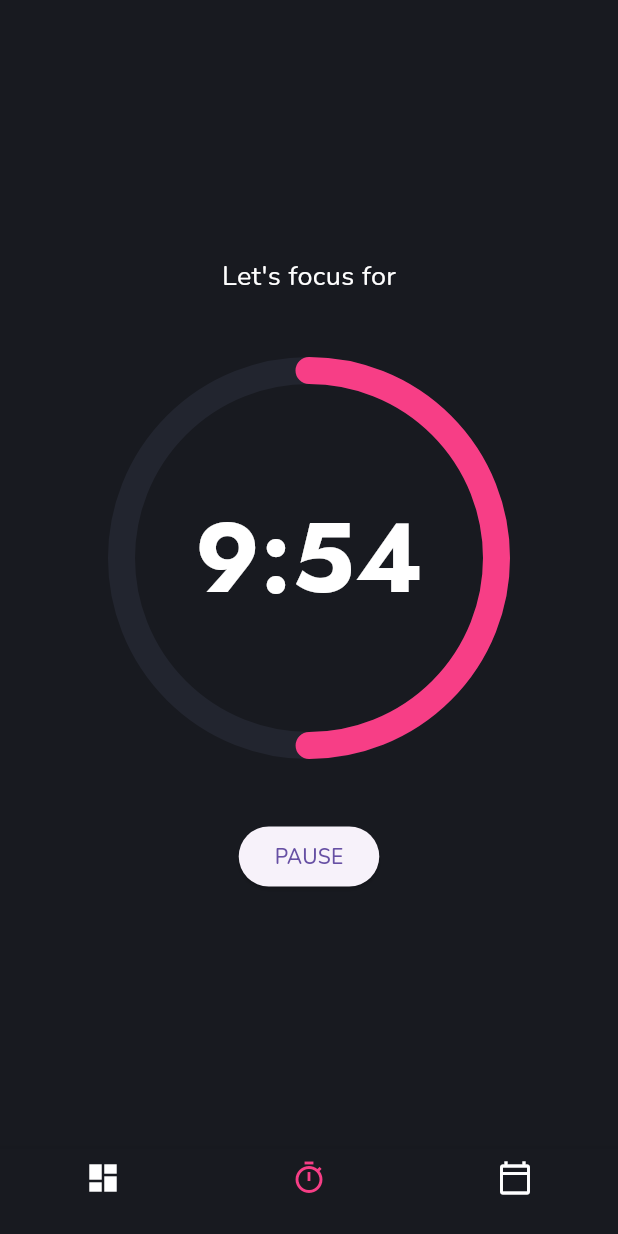
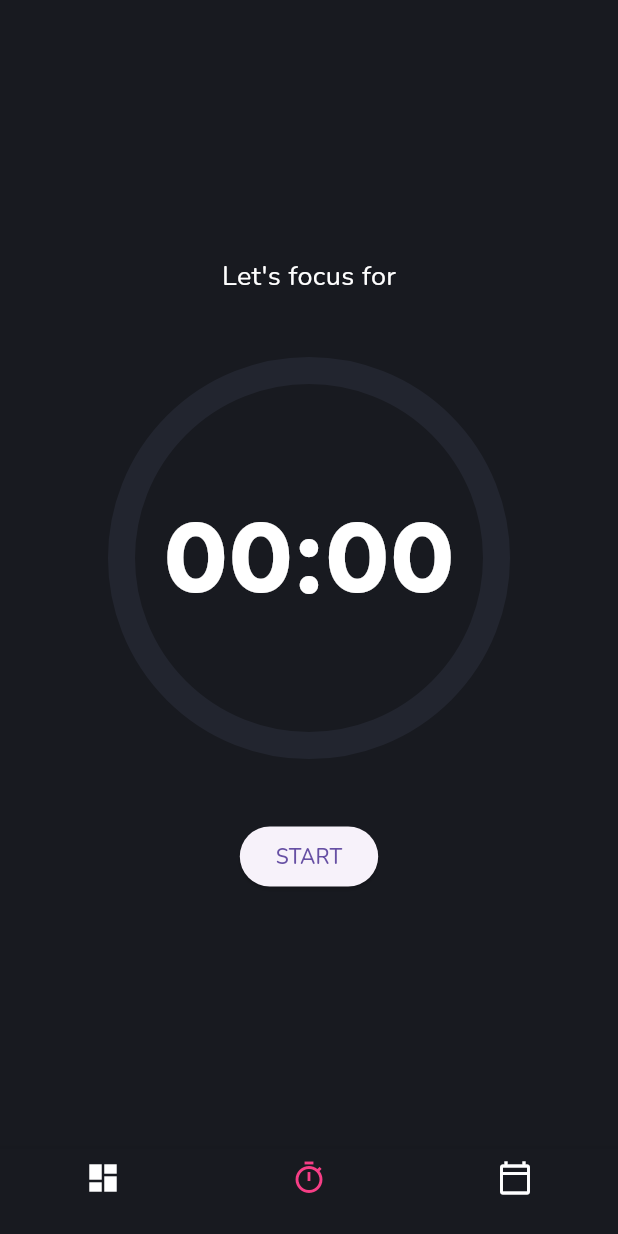
Before and after one commit to hardyh8/focus_manager, a Flutter app: the screen it shows after launch, item 2 of the bottom bar chosen, on a phone screen of 412 x 824 dp. Run offline on Flutter 3.47's test engine with Material 3 defaults, Android fonts, the light colour scheme and no system bars; our stand-ins replace equatable, fl_chart, flutter_bloc, google_fonts, syncfusion_flutter_calendar.

Commit message:
timer bloc

```diff
--- /dev/null
+++ b/lib/features/timer/domain/focus_timer/focus_timer_bloc.dart
@@ -0,0 +1,70 @@
+import 'dart:async';
+
+import 'package:equatable/equatable.dart';
+import 'package:flutter/material.dart';
+import 'package:flutter_bloc/flutter_bloc.dart';
+
+import '../ticker.dart';
+
+part 'focus_timer_event.dart';
+part 'focus_timer_state.dart';
+
+class FocusTimerBloc extends Bloc<FocusTimerEvent, FocusTimerState> {
+  final Ticker _ticker;
+  StreamSubscription<int>? _tickerSubscription;
+
+  FocusTimerBloc({required Ticker ticker})
+      : _ticker = ticker,
+        super(FocusTimerInitial()) {
+    on<TimerStartEvent>(_onStart);
+    on<TimerStopEvent>(_onStop);
+    on<TimerPauseEvent>(_onPause);
+    on<TimerResumeEvent>(_onResume);
+
+    on<TimerTickEvent>(_onTick);
+  }
+
+  void _onStart(TimerStartEvent event, Emitter<FocusTimerState> emit) async {
+    emit(FocusTimerStarted(event.duration));
+
+    _tickerSubscription?.cancel();
+    _tickerSubscription = _ticker
+        .tick(ticks: event.duration)
+        .listen((duration) => add(TimerTickEvent(duration, event.duration)));
+  }
+
+  void _onStop(TimerStopEvent event, Emitter<FocusTimerState> emit) {
+    _tickerSubscription?.cancel();
+    emit(FocusTimerInitial());
+  }
+
+  void _onPause(TimerPauseEvent event, Emitter<FocusTimerState> emit) {
+    if (state is FocusTimerRunning) {
+      _tickerSubscription?.pause();
+      var running = (state as FocusTimerRunning);
+      emit(FocusTimerPaused(running.remainingTime, running.totalTime));
+    }
+  }
+
+  void _onResume(TimerResumeEvent event, Emitter<FocusTimerState> emit) {
+    if (state is FocusTimerPaused) {
+      _tickerSubscription?.resume();
+      var paused = (state as FocusTimerPaused);
+      emit(FocusTimerRunning(paused.leftTime, paused.totalTime));
+    }
+  }
+
+  void _onTick(TimerTickEvent event, Emitter<FocusTimerState> emit) {
+    emit(
+      event.duration > 0
+          ? FocusTimerRunning(event.duration, event.totalTime)
+          : FocusTimerCompleted(),
+    );
+  }
+
+  @override
+  Future<void> close() {
+    _tickerSubscription?.cancel();
+    return super.close();
+  }
+}
--- /dev/null
+++ b/lib/features/timer/domain/focus_timer/focus_timer_event.dart
@@ -0,0 +1,27 @@
+part of 'focus_timer_bloc.dart';
+
+@immutable
+abstract class FocusTimerEvent extends Equatable {
+  @override
+  List<Object?> get props => [];
+}
+
+class TimerStartEvent extends FocusTimerEvent {
+  final int duration;
+  TimerStartEvent(this.duration);
+
+  @override
+  List<Object?> get props => [duration];
+}
+
+class TimerStopEvent extends FocusTimerEvent {}
+
+class TimerTickEvent extends FocusTimerEvent {
+  final int totalTime;
+  final int duration;
+  TimerTickEvent(this.duration, this.totalTime);
+}
+
+class TimerPauseEvent extends FocusTimerEvent {}
+
+class TimerResumeEvent extends FocusTimerEvent {}
--- /dev/null
+++ b/lib/features/timer/domain/focus_timer/focus_timer_state.dart
@@ -0,0 +1,40 @@
+part of 'focus_timer_bloc.dart';
+
+@immutable
+abstract class FocusTimerState extends Equatable {
+  @override
+  List<Object?> get props => [];
+}
+
+final class FocusTimerInitial extends FocusTimerState {}
+
+final class FocusTimerStarted extends FocusTimerState {
+  final int duration;
+
+  FocusTimerStarted(this.duration);
+
+  @override
+  List<Object?> get props => [duration];
+}
+
+final class FocusTimerRunning extends FocusTimerState {
+  final int remainingTime;
+  final int totalTime;
+
+  FocusTimerRunning(this.remainingTime, this.totalTime);
+
+  @override
+  List<Object?> get props => [remainingTime, totalTime];
+}
+
+final class FocusTimerPaused extends FocusTimerState {
+  final int leftTime;
+  final int totalTime;
+
+  FocusTimerPaused(this.leftTime, this.totalTime);
+
+  @override
+  List<Object?> get props => [leftTime, totalTime];
+}
+
+final class FocusTimerCompleted extends FocusTimerState {}
--- /dev/null
+++ b/lib/features/timer/domain/ticker.dart
@@ -0,0 +1,7 @@
+class Ticker {
+  const Ticker();
+  Stream<int> tick({required int ticks}) {
+    return Stream.periodic(const Duration(seconds: 1), (x) => ticks - x - 1)
+        .take(ticks);
+  }
+}
--- a/lib/features/timer/presentation/screen/timer_screen.dart
+++ b/lib/features/timer/presentation/screen/timer_screen.dart
@@ -1,16 +1,30 @@
 import 'package:flutter/material.dart';
+import 'package:flutter_bloc/flutter_bloc.dart';
 import 'package:google_fonts/google_fonts.dart';
 
 import '../../../../core/constants/colors.dart';
+import '../../domain/focus_timer/focus_timer_bloc.dart';
+import '../../domain/ticker.dart';
 
 class TimerScreen extends StatelessWidget {
   const TimerScreen({super.key});
 
   @override
   Widget build(BuildContext context) {
-    return Padding(
+    return BlocProvider(
+      create: (context) => FocusTimerBloc(ticker: const Ticker()),
+      child: Padding(
         padding: const EdgeInsets.all(16),
-      child: Column(
+        child: BlocConsumer<FocusTimerBloc, FocusTimerState>(
+          listener: (context, state) {
+            if (state is FocusTimerCompleted) {
+              ScaffoldMessenger.of(context).showSnackBar(
+                const SnackBar(content: Text('Timer Completed!')),
+              );
+            }
+          },
+          builder: (BuildContext context, FocusTimerState state) {
+            return Column(
               mainAxisAlignment: MainAxisAlignment.center,
               crossAxisAlignment: CrossAxisAlignment.center,
               children: [
@@ -25,19 +39,19 @@
                 Stack(
                   alignment: Alignment.center,
                   children: [
-              const SizedBox(
+                    SizedBox(
                       height: 250,
                       width: 250,
                       child: CircularProgressIndicator(
                         strokeWidth: 18,
                         strokeCap: StrokeCap.round,
                         backgroundColor: AppColors.chartBgColor,
-                  value: 0.5,
+                        value: percentByState(state),
                         color: AppColors.primaryPinkColor,
                       ),
                     ),
                     Text(
-                '9:54',
+                      timerByState(state),
                       style: GoogleFonts.jost(
                         color: AppColors.whiteColor,
                         fontSize: 65,
@@ -51,13 +65,75 @@
                   mainAxisAlignment: MainAxisAlignment.center,
                   children: [
                     ElevatedButton(
-                onPressed: () {},
-                child: const Text('PAUSE'),
+                      onPressed: () {
+                        handleBtnClickByState(state, context);
+                      },
+                      child: Text(actionByState(state)),
                     ),
                   ],
                 ),
               ],
+            );
+          },
+        ),
       ),
     );
   }
+
+  void handleBtnClickByState(FocusTimerState state, BuildContext context) {
+    if (state is FocusTimerInitial || state is FocusTimerCompleted) {
+      //START
+      context.read<FocusTimerBloc>().add(TimerStartEvent(60));
+    } else if (state is FocusTimerStarted || state is FocusTimerRunning) {
+      //PAUSE
+      context.read<FocusTimerBloc>().add(TimerPauseEvent());
+    } else if (state is FocusTimerPaused) {
+      //RESUME
+      context.read<FocusTimerBloc>().add(TimerResumeEvent());
     }
+  }
+
+  String actionByState(FocusTimerState state) {
+    if (state is FocusTimerInitial || state is FocusTimerCompleted) {
+      return 'START';
+    }
+    if (state is FocusTimerStarted || state is FocusTimerRunning) {
+      return 'PAUSE';
+    }
+    if (state is FocusTimerPaused) return 'RESUME';
+
+    return 'START';
+  }
+
+  double percentByState(FocusTimerState state) {
+    if (state is FocusTimerInitial) return 0.0;
+    if (state is FocusTimerStarted) return 1.0;
+    if (state is FocusTimerRunning) {
+      return state.remainingTime.toDouble() / state.totalTime.toDouble();
+    }
+    if (state is FocusTimerPaused) {
+      return state.leftTime.toDouble() / state.totalTime.toDouble();
+    }
+    if (state is FocusTimerCompleted) return 1.0;
+
+    return 1.0;
+  }
+
+  String timerByState(FocusTimerState state) {
+    if (state is FocusTimerInitial) return '00:00';
+    if (state is FocusTimerStarted) return secondsToMinute(state.duration);
+    if (state is FocusTimerRunning) return secondsToMinute(state.remainingTime);
+    if (state is FocusTimerPaused) return secondsToMinute(state.leftTime);
+    if (state is FocusTimerCompleted) return '00:00';
+
+    return '00:00';
+  }
+
+  String secondsToMinute(int timeInSecond) {
+    int sec = timeInSecond % 60;
+    int min = (timeInSecond / 60).floor();
+    String minute = min.toString().length <= 1 ? '0$min' : '$min';
+    String second = sec.toString().length <= 1 ? '0$sec' : '$sec';
+    return '$minute:$second';
+  }
+}
```
Also changed, not shown: pubspec.yaml (+37 -35 lines). Lines whose indentation alone changed are shown as unchanged.
